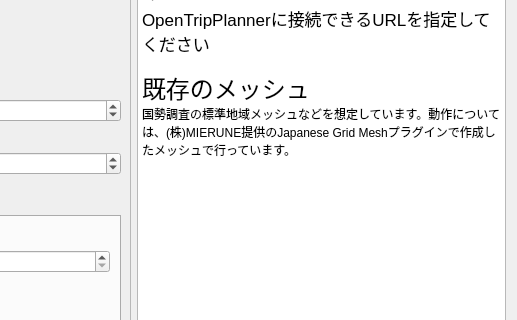
geogra-geogra/qgis-otp-multi-isochrone-plugin, file isochrone.ui: the form before one commit; both pictures show x 376 to 893 and y 383 to 703 of the 893 by 1112 pixel window.
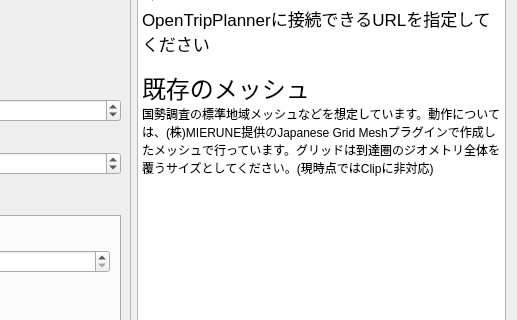
The form after the commit. Custom widgets are drawn as their Qt base class.

Commit message: UIの順番の適正化

Patch:
```diff
--- a/isochrone.ui
+++ b/isochrone.ui
@@ -701,7 +701,7 @@
 &lt;p style=&quot; margin-top:0px; margin-bottom:0px; margin-left:0px; margin-right:0px; -qt-block-indent:0; text-indent:0px;&quot;&gt;OpenTripPlannerに接続できるURLを指定してください&lt;/p&gt;&lt;/body&gt;&lt;/html&gt;
 &lt;p style=&quot;-qt-paragraph-type:empty; margin-top:0px; margin-bottom:0px; margin-left:0px; margin-right:0px; -qt-block-indent:0; text-indent:0px;&quot;&gt;&lt;br /&gt;&lt;/p&gt;
 &lt;p style=&quot; margin-top:0px; margin-bottom:0px; margin-left:0px; margin-right:0px; -qt-block-indent:0; text-indent:0px;&quot;&gt;&lt;span style=&quot; font-size:18pt;&quot;&gt;既存のメッシュ&lt;/span&gt;&lt;/p&gt;
-&lt;p style=&quot; margin-top:0px; margin-bottom:0px; margin-left:0px; margin-right:0px; -qt-block-indent:0; text-indent:0px;&quot;&gt;国勢調査の標準地域メッシュなどを想定しています。動作については、(株)MIERUNE提供のJapanese Grid Meshプラグインで作成したメッシュで行っています。&lt;/p&gt;&lt;/body&gt;&lt;/html&gt;
+&lt;p style=&quot; margin-top:0px; margin-bottom:0px; margin-left:0px; margin-right:0px; -qt-block-indent:0; text-indent:0px;&quot;&gt;国勢調査の標準地域メッシュなどを想定しています。動作については、(株)MIERUNE提供のJapanese Grid Meshプラグインで作成したメッシュで行っています。グリッドは到達圏のジオメトリ全体を覆うサイズとしてください。(現時点ではClipに非対応)&lt;/p&gt;&lt;/body&gt;&lt;/html&gt;
 </string>
        </property>
       </widget>
```
Left out of the diff: 494 changed lines with no effect on the pictures.
